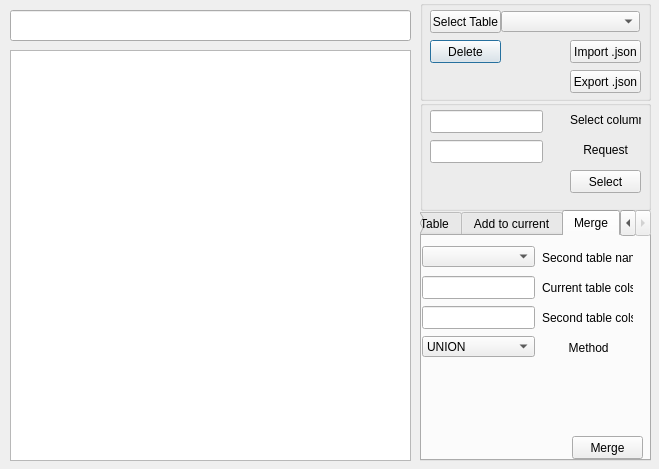
The window that UI.ui (Technic47/Home_work_Python_8) describes before a commit, drawn with Qt 5.
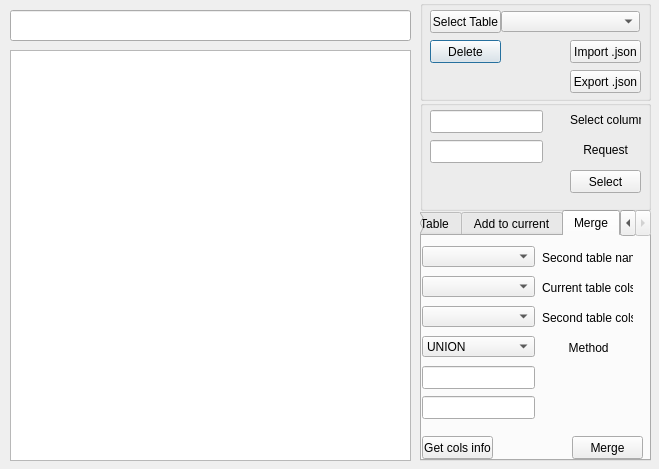
The same window after the commit.

```diff
--- a/UI.ui
+++ b/UI.ui
@@ -504,7 +504,7 @@
      <property name="geometry">
       <rect>
        <x>0</x>
-       <y>40</y>
+       <y>130</y>
        <width>113</width>
        <height>23</height>
       </rect>
@@ -514,7 +514,7 @@
      <property name="geometry">
       <rect>
        <x>0</x>
-       <y>70</y>
+       <y>160</y>
        <width>113</width>
        <height>23</height>
       </rect>
@@ -546,6 +546,45 @@
       <string>Second table cols</string>
      </property>
     </widget>
+    <widget class="QComboBox" name="current_cols_list">
+     <property name="geometry">
+      <rect>
+       <x>0</x>
+       <y>40</y>
+       <width>113</width>
+       <height>21</height>
+      </rect>
+     </property>
+     <property name="editable">
+      <bool>false</bool>
+     </property>
+    </widget>
+    <widget class="QComboBox" name="second_cols_list">
+     <property name="geometry">
+      <rect>
+       <x>0</x>
+       <y>70</y>
+       <width>113</width>
+       <height>21</height>
+      </rect>
+     </property>
+     <property name="editable">
+      <bool>false</bool>
+     </property>
+    </widget>
+    <widget class="QPushButton" name="btn_cols_info">
+     <property name="geometry">
+      <rect>
+       <x>0</x>
+       <y>200</y>
+       <width>71</width>
+       <height>23</height>
+      </rect>
+     </property>
+     <property name="text">
+      <string>Get cols info</string>
+     </property>
+    </widget>
    </widget>
   </widget>
   <widget class="QGroupBox" name="groupBox_2">
```
